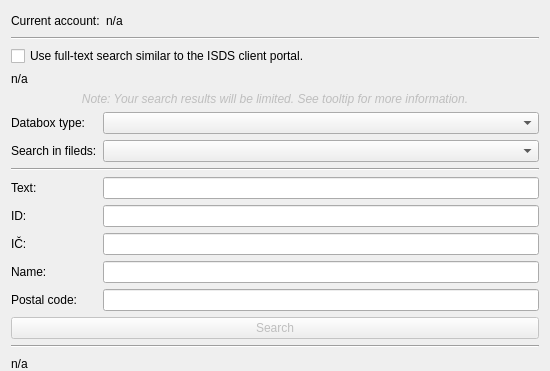
psakar/datovka, file src/gui/ui/dlg_ds_search.ui: the form before one commit; both pictures show x 0 to 550 and y 0 to 371 of the 550 by 606 pixel window.
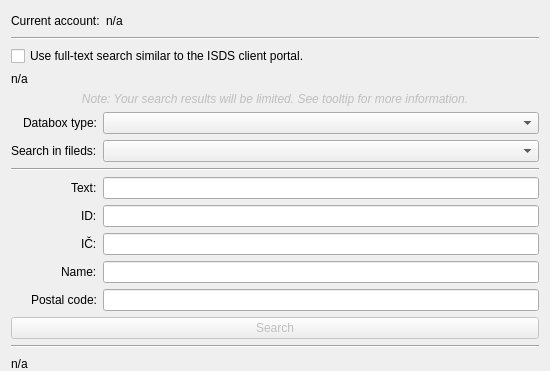
The form after the commit. Icons and pictures are not drawn. Custom widgets are drawn as their Qt base class.

Commit message: Aligned labels in data box search dialogue to the right.

```diff
--- a/src/gui/ui/dlg_ds_search.ui
+++ b/src/gui/ui/dlg_ds_search.ui
@@ -104,6 +104,9 @@
      <property name="fieldGrowthPolicy">
       <enum>QFormLayout::AllNonFixedFieldsGrow</enum>
      </property>
+     <property name="labelAlignment">
+      <set>Qt::AlignRight|Qt::AlignTrailing|Qt::AlignVCenter</set>
+     </property>
      <item row="0" column="0">
       <widget class="QLabel" name="dataBoxTypeLabel">
        <property name="text">
```
